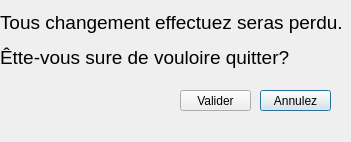
This is interface/animaux/quitter_sans_terminer_animaux_deserialiser_folder/quitter_sans_terminer_animaux_deserialiser_interface.ui in jackpotchap/PROJET-FINAL as Qt 5 draws it before an edit. The edited form follows.
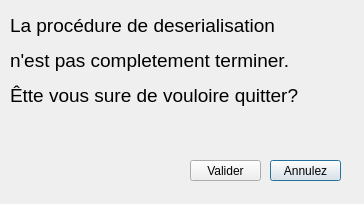
This is the edited form.

Commit message: setup partielle du cheminement etre les fenetre pour animaux

```diff
--- a/interface/animaux/quitter_sans_terminer_animaux_deserialiser_folder/quitter_sans_terminer_animaux_deserialiser_interface.ui
+++ b/interface/animaux/quitter_sans_terminer_animaux_deserialiser_folder/quitter_sans_terminer_animaux_deserialiser_interface.ui
@@ -6,8 +6,8 @@
    <rect>
     <x>0</x>
     <y>0</y>
-    <width>351</width>
-    <height>142</height>
+    <width>364</width>
+    <height>204</height>
    </rect>
   </property>
   <property name="windowTitle">
@@ -16,8 +16,8 @@
   <widget class="QLabel" name="label_message_veut_Q_pop_up_animaux">
    <property name="geometry">
     <rect>
-     <x>0</x>
-     <y>-10</y>
+     <x>10</x>
+     <y>10</y>
      <width>351</width>
      <height>101</height>
     </rect>
@@ -28,14 +28,14 @@
     </font>
    </property>
    <property name="text">
-    <string>&lt;html&gt;&lt;head/&gt;&lt;body&gt;&lt;p&gt;Tous changement effectuez seras perdu.&lt;/p&gt;&lt;p&gt;Êtte-vous sure de vouloire quitter?&lt;/p&gt;&lt;/body&gt;&lt;/html&gt;</string>
+    <string>&lt;html&gt;&lt;head/&gt;&lt;body&gt;&lt;p&gt;La procédure de deserialisation &lt;/p&gt;&lt;p&gt;n'est pas completement terminer. &lt;/p&gt;&lt;p&gt;Êtte vous sure de vouloire quitter?&lt;/p&gt;&lt;/body&gt;&lt;/html&gt;</string>
    </property>
   </widget>
   <widget class="QPushButton" name="pushButton_veut_pas_Q_pop_up_animaux">
    <property name="geometry">
     <rect>
-     <x>260</x>
-     <y>90</y>
+     <x>270</x>
+     <y>160</y>
      <width>71</width>
      <height>21</height>
     </rect>
@@ -47,8 +47,8 @@
   <widget class="QPushButton" name="pushButton_veut_Q_pop_up_animaux">
    <property name="geometry">
     <rect>
-     <x>180</x>
-     <y>90</y>
+     <x>190</x>
+     <y>160</y>
      <width>71</width>
      <height>21</height>
     </rect>
```
The commit also changes 7 other files.
